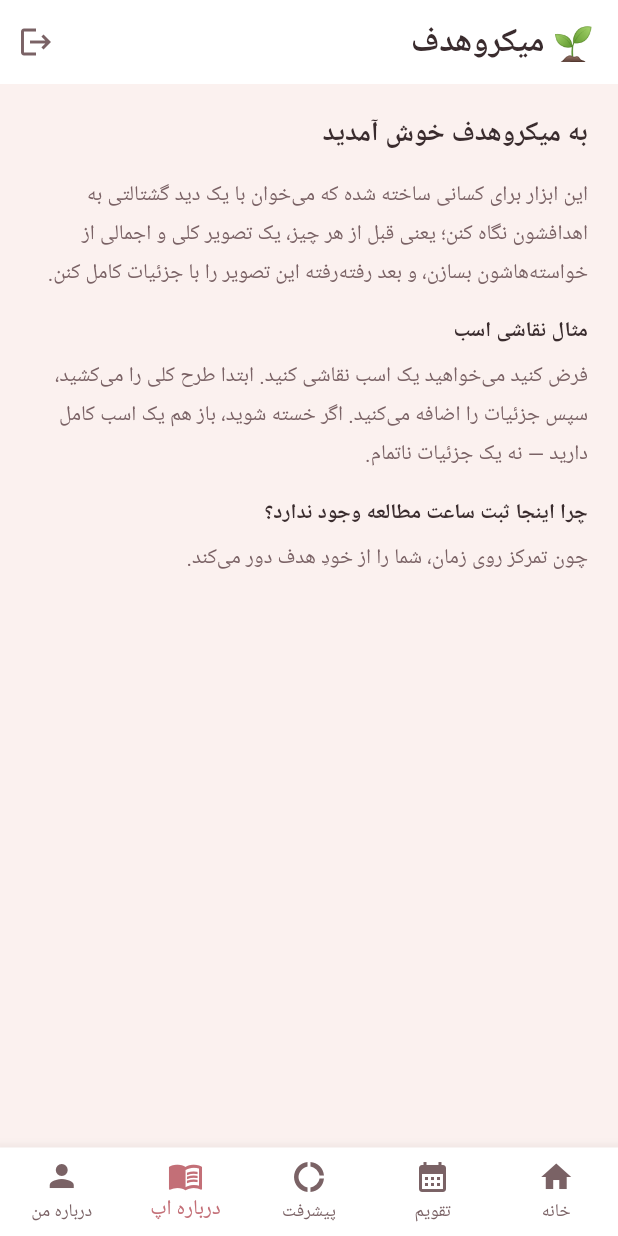
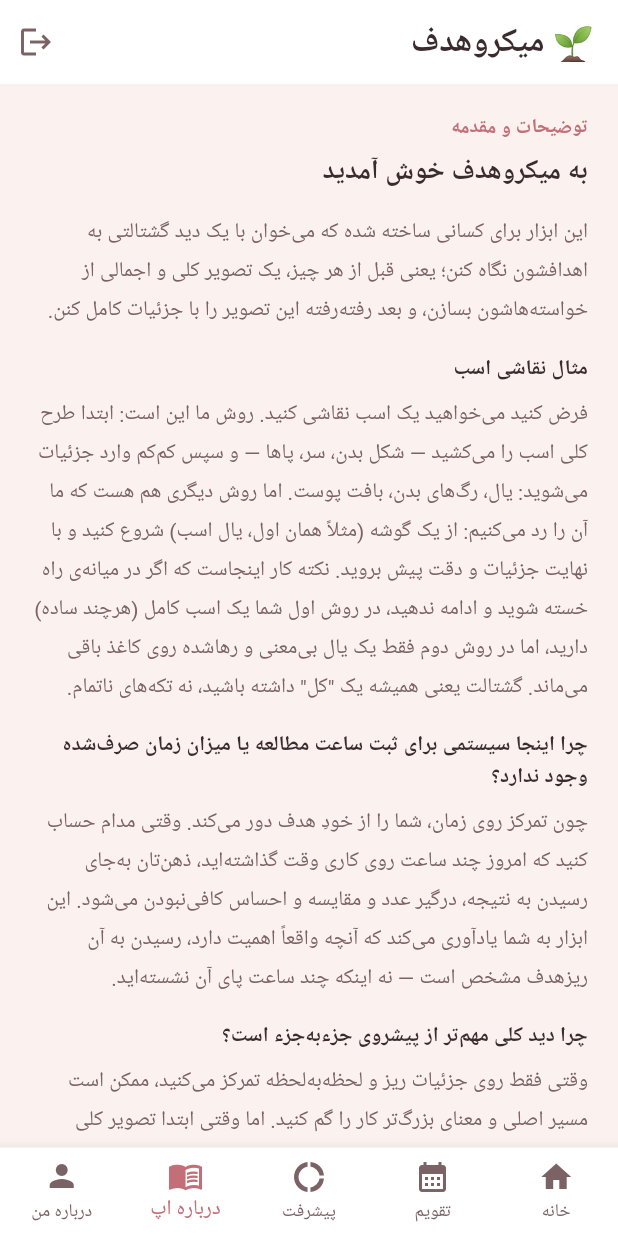
Before and after one commit to arkan30/microgoal-app, a Flutter app: the HomeScreen screen opened directly with empty values, item 4 of the bottom bar chosen, on a phone screen of 412 x 824 dp. Run offline on Flutter 3.47's test engine with Material 3 defaults, Android fonts, the phone set to English and light mode, and no system bars; our stand-ins replace shared_preferences; accounts and stored records are empty; network calls fail; Roboto replaces fonts that are missing (Vazirmatn).

Commit message:
Update main.dart

```diff
--- a/lib/main.dart
+++ b/lib/main.dart
@@ -841,6 +841,8 @@ class AboutAppTab extends StatelessWidget {
   @override
   Widget build(BuildContext context) {
     return ListView(padding: const EdgeInsets.all(20), children: const [
+      Text('توضیحات و مقدمه', style: TextStyle(fontSize: 13, fontWeight: FontWeight.w700, color: AppColors.roseDeep)),
+      SizedBox(height: 6),
       Text('به میکروهدف خوش آمدید', style: TextStyle(fontSize: 18, fontWeight: FontWeight.w800, color: AppColors.text)),
       SizedBox(height: 14),
       Text(
@@ -851,17 +853,34 @@ class AboutAppTab extends StatelessWidget {
       Text('مثال نقاشی اسب', style: TextStyle(fontWeight: FontWeight.w700, color: AppColors.text)),
       SizedBox(height: 6),
       Text(
-        'فرض کنید می‌خواهید یک اسب نقاشی کنید. ابتدا طرح کلی را می‌کشید، سپس جزئیات را اضافه می‌کنید. اگر خسته شوید، باز هم یک اسب کامل دارید — نه یک جزئیات ناتمام.',
+        'فرض کنید می‌خواهید یک اسب نقاشی کنید. روش ما این است: ابتدا طرح کلی اسب را می‌کشید — شکل بدن، سر، پاها — و سپس کم‌کم وارد جزئیات می‌شوید: یال، رگ‌های بدن، بافت پوست. اما روش دیگری هم هست که ما آن را رد می‌کنیم: از یک گوشه (مثلاً همان اول، یال اسب) شروع کنید و با نهایت جزئیات و دقت پیش بروید. نکته کار اینجاست که اگر در میانه‌ی راه خسته شوید و ادامه ندهید، در روش اول شما یک اسب کامل (هرچند ساده) دارید، اما در روش دوم فقط یک یال بی‌معنی و رهاشده روی کاغذ باقی می‌ماند. گشتالت یعنی همیشه یک "کل" داشته باشید، نه تکه‌های ناتمام.',
         style: TextStyle(color: AppColors.textSoft, height: 1.8),
       ),
       SizedBox(height: 16),
-      Text('چرا اینجا ثبت ساعت مطالعه وجود ندارد؟', style: TextStyle(fontWeight: FontWeight.w700, color: AppColors.text)),
+      Text('چرا اینجا سیستمی برای ثبت ساعت مطالعه یا میزان زمان صرف‌شده وجود ندارد؟', style: TextStyle(fontWeight: FontWeight.w700, color: AppColors.text)),
       SizedBox(height: 6),
-      Text('چون تمرکز روی زمان، شما را از خودِ هدف دور می‌کند.', style: TextStyle(color: AppColors.textSoft, height: 1.8)),
+      Text(
+        'چون تمرکز روی زمان، شما را از خودِ هدف دور می‌کند. وقتی مدام حساب کنید که امروز چند ساعت روی کاری وقت گذاشته‌اید، ذهن‌تان به‌جای رسیدن به نتیجه، درگیر عدد و مقایسه و احساس کافی‌نبودن می‌شود. این ابزار به شما یادآوری می‌کند که آنچه واقعاً اهمیت دارد، رسیدن به آن ریزهدف مشخص است — نه اینکه چند ساعت پای آن نشسته‌اید.',
+        style: TextStyle(color: AppColors.textSoft, height: 1.8),
+      ),
+      SizedBox(height: 16),
+      Text('چرا دید کلی مهم‌تر از پیشروی جزء‌به‌جزء است؟', style: TextStyle(fontWeight: FontWeight.w700, color: AppColors.text)),
+      SizedBox(height: 6),
+      Text(
+        'وقتی فقط روی جزئیات ریز و لحظه‌به‌لحظه تمرکز می‌کنید، ممکن است مسیر اصلی و معنای بزرگ‌تر کار را گم کنید. اما وقتی ابتدا تصویر کلی (گشتالت) را در ذهن دارید، هر ریزهدف کوچک، جایگاه و معنای خودش را در آن تصویر بزرگ‌تر پیدا می‌کند.',
+        style: TextStyle(color: AppColors.textSoft, height: 1.8),
+      ),
+      SizedBox(height: 16),
+      Text('در این سایت چه می‌کنید؟', style: TextStyle(fontWeight: FontWeight.w700, color: AppColors.text)),
+      SizedBox(height: 6),
+      Text('• چهار هدف اصلی‌تان را تعریف می‌کنید', style: TextStyle(color: AppColors.textSoft, height: 1.8)),
+      Text('• برای هرکدام، ریزهدف‌هایی مشخص و قابل‌انجام در یک نشست می‌نویسید', style: TextStyle(color: AppColors.textSoft, height: 1.8)),
+      Text('• هر بار که ریزهدفی را کامل کردید، آن را علامت می‌زنید', style: TextStyle(color: AppColors.textSoft, height: 1.8)),
+      Text('• در تقویم روزانه، درباره مسیر و احساس‌تان یادداشت می‌گذارید', style: TextStyle(color: AppColors.textSoft, height: 1.8)),
+      Text('• و پیشرفت کلی‌تان را — نه بر اساس زمان، بلکه بر اساس واقعاً چه‌کاری انجام داده‌اید — می‌بینید', style: TextStyle(color: AppColors.textSoft, height: 1.8)),
     ]);
   }
 }
-
 // ==================== درباره من ====================
 class AboutMeTab extends StatelessWidget {
   const AboutMeTab({super.key});
@@ -871,15 +890,13 @@ class AboutMeTab extends StatelessWidget {
       Text('ارکان محمودی', style: TextStyle(fontSize: 18, fontWeight: FontWeight.w800, color: AppColors.text)),
       SizedBox(height: 14),
       Text(
-        'شغل اصلی من مشاور مدرسه است. علاقه‌مندم به دانش‌آموزان و هرکسی که می‌خواهد با یک مسیر روشن به اهدافش برسد کمک کنم. رویکرد اصلی من در طراحی این ابزار، رویکرد گشتالتی است.',
+        'شغل اصلی‌ام مشاور مدرسه است، اما فراتر از این عنوان، علاقه‌ی واقعی‌ام کمک به دانش‌آموزان و هر کسی‌ست که می‌خواهد با یک مسیر روشن‌تر به اهدافش برسد. در طراحی این ابزار، رویکرد اصلی‌ام گشتالتی است؛ نگاهی که آدم را نه به‌عنوان مجموعه‌ای از مشکلات جدا از هم، بلکه به‌عنوان یک کل یکپارچه می‌بیند.',
         style: TextStyle(color: AppColors.textSoft, height: 1.8),
       ),
       SizedBox(height: 16),
       Text('شغل: مشاور مدرسه', style: TextStyle(color: AppColors.textSoft)),
       SizedBox(height: 6),
-      Text('شماره تماس: (به‌زودی تکمیل می‌شود)', style: TextStyle(color: AppColors.textSoft)),
-      SizedBox(height: 6),
-      Text('تلگرام: (به‌زودی تکمیل می‌شود)', style: TextStyle(color: AppColors.textSoft)),
+      Text('آیدی تلگرام: arkan.mah2020', style: TextStyle(color: AppColors.textSoft)),
     ]);
   }
 }
```
